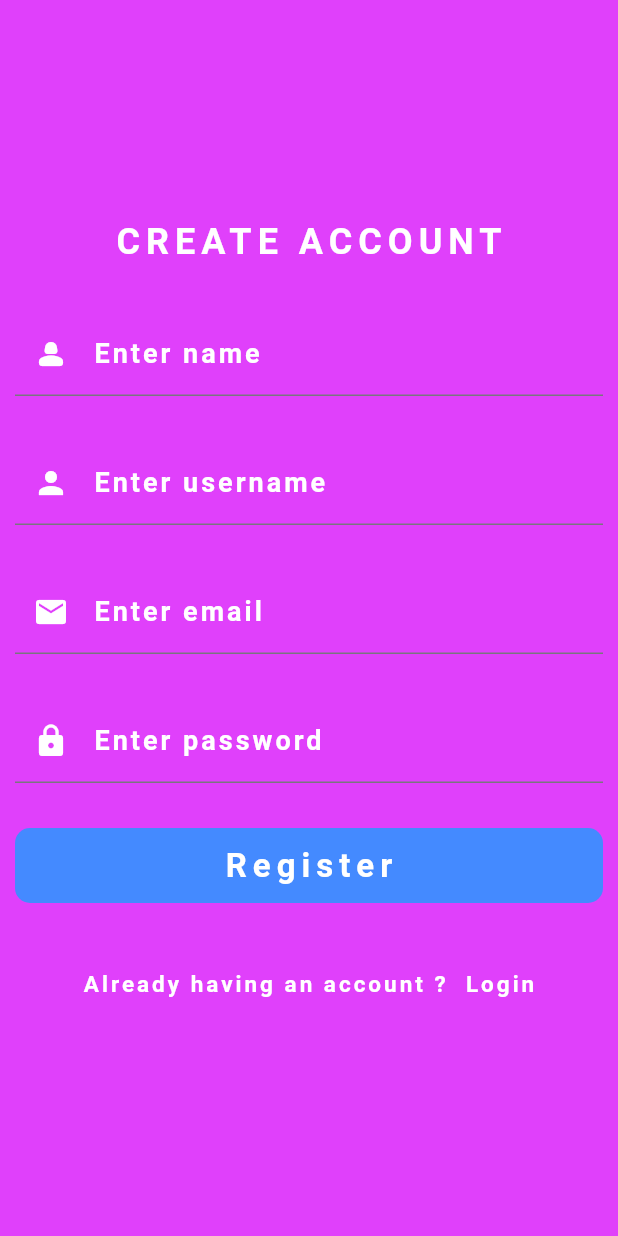
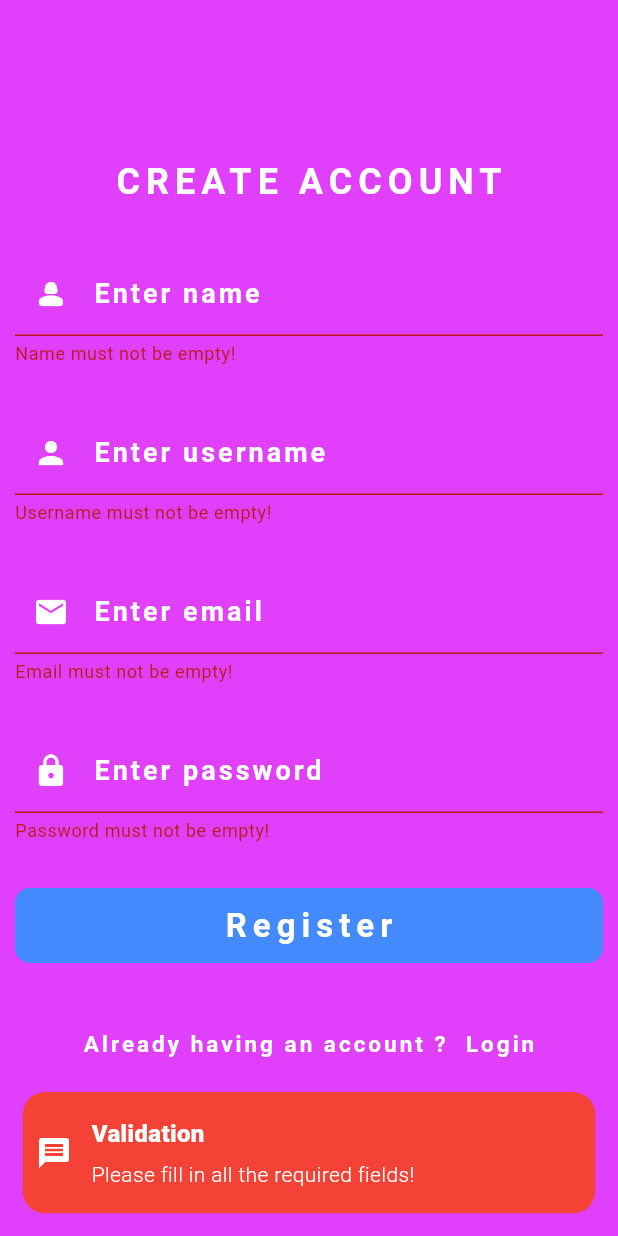
Before and after one commit to tajutechgh/todo_app, a Flutter app: the RegisterScreen screen opened directly, after a tap on "Register", on a phone screen of 412 x 824 dp. Run offline on Flutter 3.47's test engine with Material 3 defaults, Android fonts, the phone set to English and light mode, and no system bars; our stand-ins replace get, shared_preferences; accounts and stored records are empty.

Commit message:
added registration functionalities

```diff
--- a/lib/screens/auth/login_screen.dart
+++ b/lib/screens/auth/login_screen.dart
@@ -49,7 +49,7 @@ class _LoginScreenState extends State<LoginScreen> {
         Get.snackbar(
           "Login Success",
           "You have successfully login to your account!",
-          backgroundColor: Colors.pink,
+          backgroundColor: Colors.green,
           colorText: Colors.white,
           margin: EdgeInsets.all(15),
           icon: Icon(Icons.message, color: Colors.white,),
@@ -123,6 +123,7 @@ class _LoginScreenState extends State<LoginScreen> {
                   ),
                   SizedBox(height: 30,) ,
                   TextFormField(
+                    obscureText: true,
                     onChanged: (value){
                       password = value;
                     },
--- a/lib/screens/auth/register_screen.dart
+++ b/lib/screens/auth/register_screen.dart
@@ -1,5 +1,9 @@
 import 'package:flutter/material.dart';
+import 'package:get/get.dart';
 import 'package:todo_app/screens/auth/login_screen.dart';
+
+import '../../models/user.dart';
+import '../../services/auth_service.dart';
 
 class RegisterScreen extends StatefulWidget {
   const RegisterScreen({super.key});
@@ -11,11 +15,68 @@ class RegisterScreen extends StatefulWidget {
 class _RegisterScreenState extends State<RegisterScreen> {
 
   final GlobalKey<FormState> _formKey = GlobalKey<FormState>();
-
+  bool _isLoading = false;
   late String name;
   late String username;
   late String email;
   late String password;
+
+  void registerUser() async{
+      if(_formKey.currentState!.validate()){
+
+        setState(() {
+          _isLoading = true;
+        });
+
+        final user = User.register(
+          name: name,
+          username: username,
+          email: email,
+          password: password,
+        );
+
+        bool results = await AuthService.register(user);
+
+        setState(() {
+          _isLoading = false;
+        });
+
+        if(results = true) {
+          setState(() {
+            _isLoading = false;
+          });
+          Get.to(LoginScreen());
+          Get.snackbar(
+            "Success",
+            "Your account has been successfully created!",
+            backgroundColor: Colors.green,
+            colorText: Colors.white,
+            margin: EdgeInsets.all(15),
+            icon: Icon(Icons.message, color: Colors.white,),
+          );
+        }else{
+          Get.snackbar(
+            "Error",
+            "An error occurred during the process, please kindly try again!",
+            backgroundColor: Colors.red,
+            colorText: Colors.white,
+            snackPosition: SnackPosition.BOTTOM,
+            margin: EdgeInsets.all(15),
+            icon: Icon(Icons.message, color: Colors.white,),
+          );
+        }
+      }else{
+        Get.snackbar(
+          "Validation",
+          "Please fill in all the required fields!",
+          backgroundColor: Colors.red,
+          colorText: Colors.white,
+          snackPosition: SnackPosition.BOTTOM,
+          margin: EdgeInsets.all(15),
+          icon: Icon(Icons.message, color: Colors.white,),
+        );
+      }
+  }
 
   @override
   Widget build(BuildContext context) {
@@ -74,7 +135,7 @@ class _RegisterScreenState extends State<RegisterScreen> {
                     },
                     validator: (value){
                       if(value!.isEmpty) {
-                        return "Username or email must not be empty!" ;
+                        return "Username must not be empty!" ;
                       } else{
                         return null;
                       }
@@ -127,6 +188,7 @@ class _RegisterScreenState extends State<RegisterScreen> {
                   ),
                   SizedBox(height: 30,) ,
                   TextFormField(
+                    obscureText: true,
                     onChanged: (value){
                       password = value;
                     },
@@ -157,7 +219,7 @@ class _RegisterScreenState extends State<RegisterScreen> {
                   SizedBox(height: 30,),
                   InkWell(
                     onTap: (){
-
+                       registerUser();
                     },
                     child: Container(
                       height: 50,
--- a/lib/screens/widgets/cascading_menu_widget.dart
+++ b/lib/screens/widgets/cascading_menu_widget.dart
@@ -40,13 +40,18 @@ class _CascadingMenuWidgetState extends State<CascadingMenuWidget> {
                 );
               }
             },
-            child: Text(
+            child: Row(
+              children: [
+                Icon(Icons.logout, color: Colors.red, size: 20,),
+                Text(
                     'Logout',
                      style: TextStyle(
                        letterSpacing: 2,
                        fontSize: 15,
                        fontWeight: FontWeight.bold,
                      ),
+                ),
+              ],
             )
         ),
       ],
```
Lines whose indentation alone changed are shown as unchanged.
